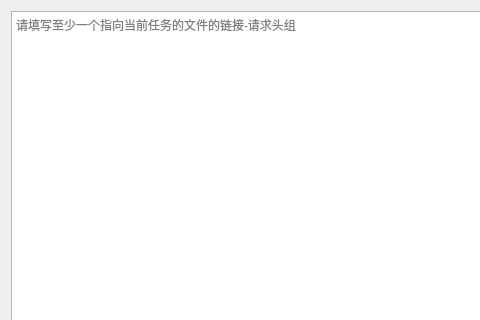
Above: si/changeuh.ui from kusualflare/si before the change; both pictures show x 0 to 480 and y 0 to 320 of the 800 by 600 pixel window. Below: the same form after it.
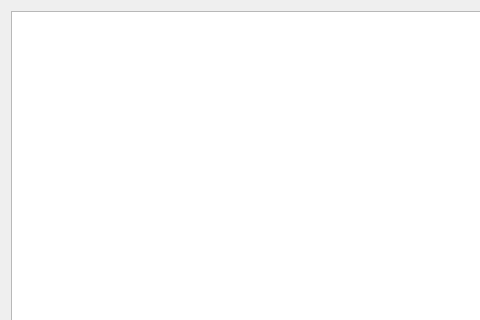
That is the form after the change.

The edit to the form file:
```diff
--- a/si/changeuh.ui
+++ b/si/changeuh.ui
@@ -15,11 +15,7 @@
   </property>
   <layout class="QVBoxLayout" name="verticalLayout">
    <item>
-    <widget class="QTextEdit" name="textEdit">
-     <property name="placeholderText">
-      <string>请填写至少一个指向当前任务的文件的链接-请求头组</string>
-     </property>
-    </widget>
+    <widget class="QPlainTextEdit" name="plainTextEdit"/>
    </item>
    <item>
     <layout class="QHBoxLayout" name="horizontalLayout">
```
